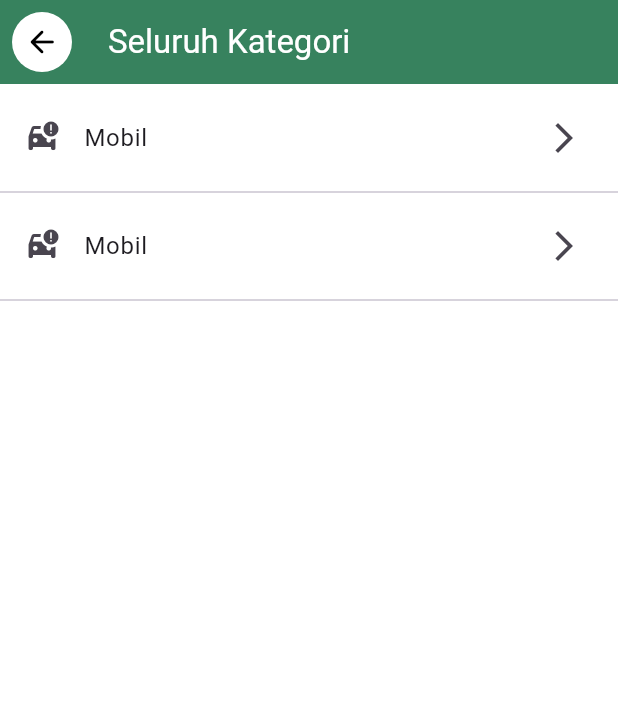
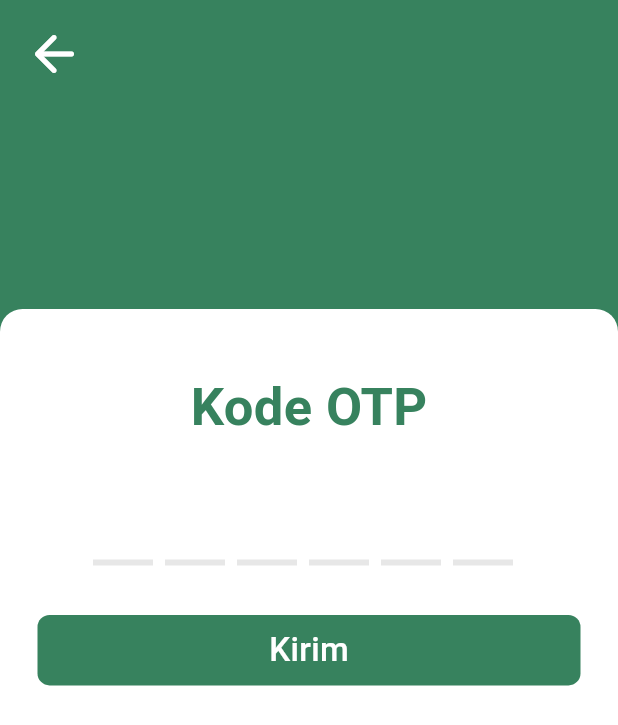
Before and after one commit to NaufalParamaRafif/project-kel-8, a Flutter app: the screen it shows after launch, on a phone screen of 412 x 824 dp. Shown: the top 725 px of the screen. Run offline on Flutter 3.47's test engine with Material 3 defaults, Android fonts, the phone set to English and light mode, and no system bars; drawn by our look-alikes of flutter_otp_text_field.

Commit message:
Add Kode OTP Page. Ripal: Add Main Page

```diff
--- a/lib/components/my_buttons.dart
+++ b/lib/components/my_buttons.dart
@@ -143,7 +143,44 @@ class DaftarButton extends StatelessWidget {
           ),
           child: Padding(
             padding: EdgeInsets.symmetric(vertical: 8),
-            child: Center(child: Text('Daftar', style: TextStyle(fontSize: 22, color: Colors.white, fontWeight: FontWeight.w500),)),
+            child: Center(
+                child: Text(
+              'Daftar',
+              style: TextStyle(
+                  fontSize: 22,
+                  color: Colors.white,
+                  fontWeight: FontWeight.w500),
+            )),
+          ),
+        ),
+      ),
+    );
+  }
+}
+
+class KirimButton extends StatelessWidget {
+  const KirimButton({super.key});
+
+  @override
+  Widget build(BuildContext context) {
+    return InkWell(
+      onTap: () {},
+      child: Ink(
+        child: Container(
+          decoration: BoxDecoration(
+            color: Color.fromARGB(255, 55, 130, 94),
+            borderRadius: BorderRadius.all(Radius.circular(8)),
+          ),
+          child: Padding(
+            padding: EdgeInsets.symmetric(vertical: 8),
+            child: Center(
+                child: Text(
+              'Kirim',
+              style: TextStyle(
+                  fontSize: 22,
+                  color: Colors.white,
+                  fontWeight: FontWeight.w500),
+            )),
           ),
         ),
       ),
@@ -157,7 +194,9 @@ class BackButtonWithWhiteBackgroundColor extends StatelessWidget {
   @override
   Widget build(BuildContext context) {
     return IconButton.filled(
-      style: ButtonStyle(backgroundColor: MaterialStatePropertyAll(Colors.white),),
+      style: ButtonStyle(
+        backgroundColor: MaterialStatePropertyAll(Colors.white),
+      ),
       onPressed: () {},
       color: Colors.black,
       icon: Icon(Icons.arrow_back_rounded),
--- a/lib/main.dart
+++ b/lib/main.dart
@@ -1,11 +1,11 @@
 import 'package:flutter/material.dart';
-import 'package:project_kelompok_8/pages/seluruh_kategori.dart';
+import 'package:project_kelompok_8/pages/kode_otp_page.dart';
 
 void main() {
   runApp(
     const MaterialApp(
-      title: 'Toko Barbek',
-      home: SeluruhKategoriPage(),
+      title: 'Toko',
+      home: KodeOTPPage(),
       debugShowCheckedModeBanner: false,
     ),
   );
--- /dev/null
+++ b/lib/pages/kode_otp_page.dart
@@ -0,0 +1,88 @@
+import 'package:flutter/material.dart';
+import 'package:project_kelompok_8/components/my_buttons.dart';
+import 'package:project_kelompok_8/components/my_input_text.dart';
+import 'package:flutter_otp_text_field/flutter_otp_text_field.dart';
+
+class KodeOTPPage extends StatelessWidget {
+  const KodeOTPPage({super.key});
+
+  @override
+  Widget build(BuildContext context) {
+    return Scaffold(
+      backgroundColor: Color.fromARGB(255, 55, 130, 94),
+      extendBody: true,
+      extendBodyBehindAppBar: true,
+      appBar: AppBar(
+        backgroundColor: Color.fromARGB(0, 255, 255, 255),
+        leading: Padding(
+          padding: const EdgeInsets.all(8.0),
+          child: IconButton(
+            onPressed: () {},
+            icon: Icon(
+              Icons.arrow_back_rounded,
+              size: 40,
+              color: Colors.white,
+            ),
+          ),
+        ),
+      ),
+      body: Container(
+        height: MediaQuery.of(context).size.height,
+        width: MediaQuery.of(context).size.width,
+        child: Column(
+          children: [
+            SizedBox(
+              height: MediaQuery.of(context).size.height * 25 / 100,
+            ),
+            Container(
+              height: MediaQuery.of(context).size.height * 75 / 100,
+              width: double.infinity,
+              decoration: BoxDecoration(
+                color: Colors.white,
+                borderRadius: BorderRadius.vertical(top: Radius.circular(15)),
+              ),
+              child: Padding(
+                padding:
+                    const EdgeInsets.symmetric(horizontal: 25, vertical: 40),
+                child: Column(
+                  children: [
+                    Text(
+                      'Kode OTP',
+                      style: TextStyle(
+                          fontSize: 35,
+                          color: Color.fromARGB(255, 55, 130, 94),
+                          fontWeight: FontWeight.w700),
+                    ),
+                    SizedBox(
+                      height: MediaQuery.of(context).size.height * 4 / 100,
+                    ),
+                    OtpTextField(
+                      numberOfFields: 6,
+                      borderColor: Colors.black,
+                      focusedBorderColor: Colors.black,
+                      showFieldAsBox: false,
+                      borderWidth: 4.0,
+                      //runs when a code is typed in
+                      onCodeChanged: (String code) {
+                        //handle validation or checks here if necessary
+                        print('hokfdsa');
+                      },
+                      //runs when every textfield is filled
+                      onSubmit: (String verificationCode) {
+                        print('hokfdsa');
+                      },
+                    ),
+                    SizedBox(
+                      height: MediaQuery.of(context).size.height * 4 / 100,
+                    ),
+                    KirimButton(),
+                  ],
+                ),
+              ),
+            ),
+          ],
+        ),
+      ),
+    );
+  }
+}
--- a/pubspec.yaml
+++ b/pubspec.yaml
@@ -35,6 +35,8 @@ dependencies:
   # The following adds the Cupertino Icons font to your application.
   # Use with the CupertinoIcons class for iOS style icons.
   cupertino_icons: ^1.0.2
+  otp_text_field: ^1.1.3
+  flutter_otp_text_field: ^1.1.1
 
 dev_dependencies:
   flutter_test:
```
Also changed, not shown: lib/components/my_app_bar.dart (added, +51 -0 lines), lib/pages/home_page.dart (added, +254 -0 lines), lib/components/my_input_text.dart (line endings or trailing spaces), pubspec.lock.
